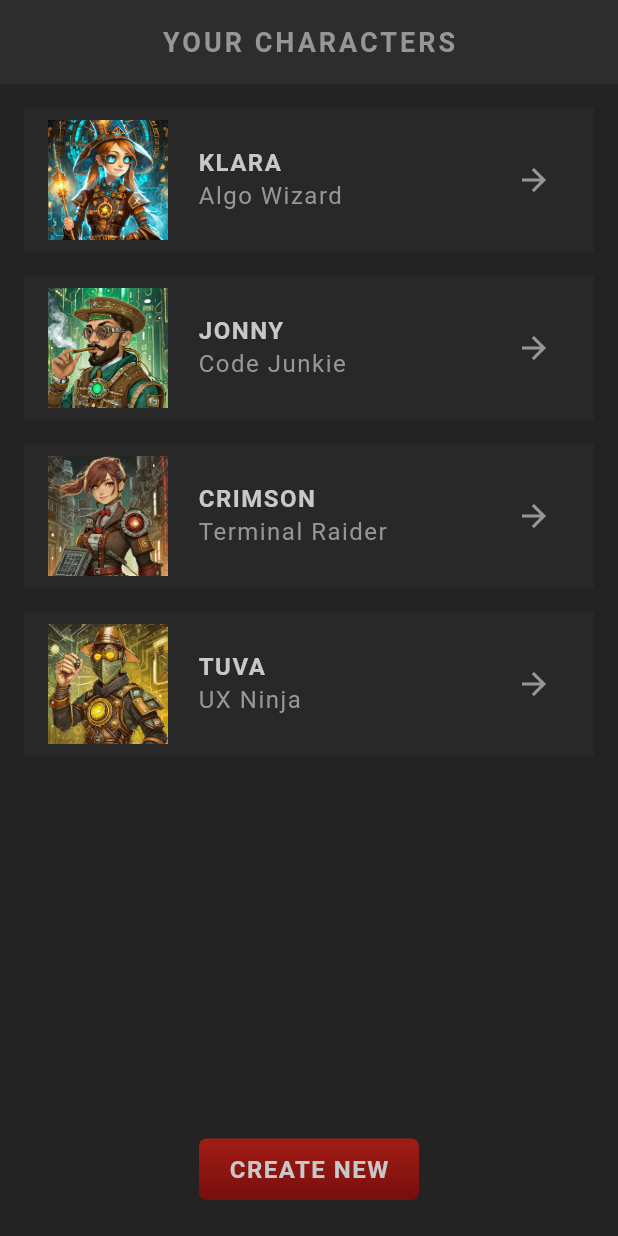
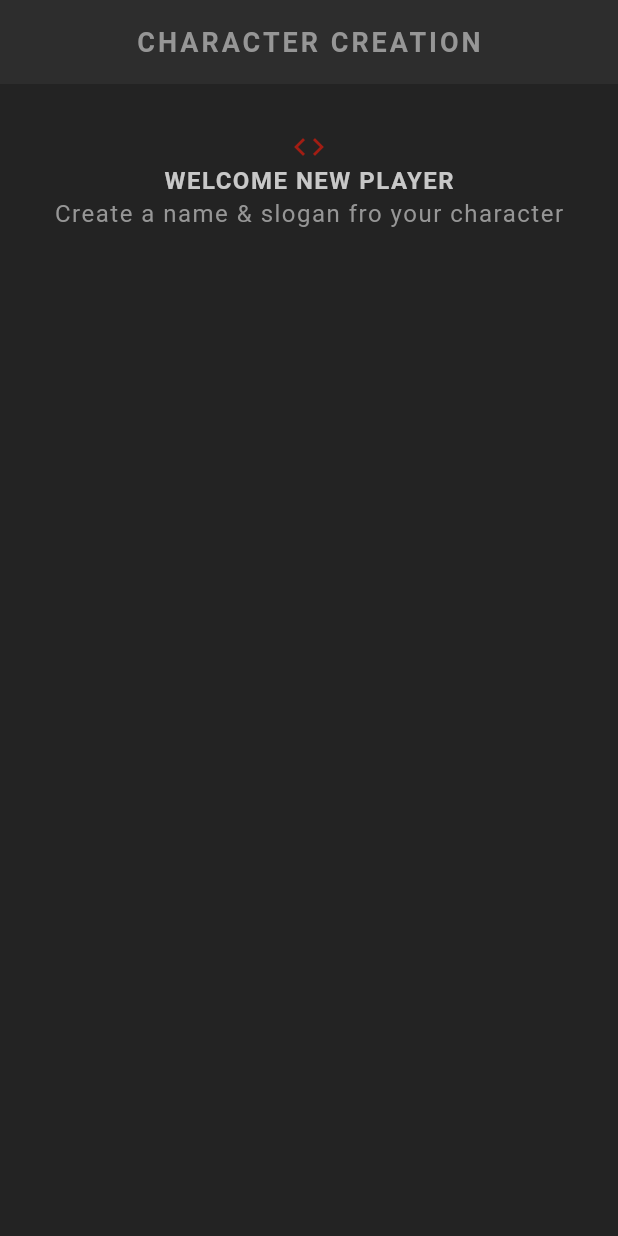
Before and after one commit to muindetuva/rpg, a Flutter app: the screen it shows after launch, on a phone screen of 412 x 824 dp. Run offline on Flutter 3.47's test engine with Material 3 defaults, Android fonts, the phone set to English and light mode, and no system bars; our stand-ins replace google_fonts; Roboto replaces fonts that are missing (Kanit).

Commit message:
Create headlines for create screen

```diff
--- a/lib/main.dart
+++ b/lib/main.dart
@@ -1,9 +1,10 @@
 import 'package:flutter/material.dart';
+import 'package:rpg/screens/create/create.dart';
 import 'package:rpg/screens/home/home.dart';
 import 'package:rpg/theme.dart';
 
 void main() {
-  runApp(MaterialApp(theme: primaryTheme, home: Home()));
+  runApp(MaterialApp(theme: primaryTheme, home: Create()));
 }
 
 class Sandbox extends StatelessWidget {
--- /dev/null
+++ b/lib/screens/create/create.dart
@@ -0,0 +1,42 @@
+import 'package:flutter/material.dart';
+import 'package:rpg/shared/styled_text.dart';
+import 'package:rpg/theme.dart';
+
+class Create extends StatefulWidget {
+  const Create({super.key});
+
+  @override
+  State<Create> createState() => _CreateState();
+}
+
+class _CreateState extends State<Create> {
+  @override
+  Widget build(BuildContext context) {
+    return Scaffold(
+        appBar: AppBar(
+          title: StyledTitle("Character Creation"),
+          centerTitle: true,
+        ),
+        body: Container(
+          padding: EdgeInsets.symmetric(vertical: 30, horizontal: 20),
+          child: Column(
+            children: [
+              // Welcome message
+              Center(
+                child: Icon(
+                  Icons.code,
+                  color: AppColors.primaryColor,
+                ),
+              ),
+              Center(
+                child: StyledHeading("Welcome New Player"),
+              ),
+              Center(
+                child: StyledText("Create a name & slogan fro your character"),
+              ),
+              SizedBox(height: 30),
+            ],
+          ),
+        ));
+  }
+}
```
